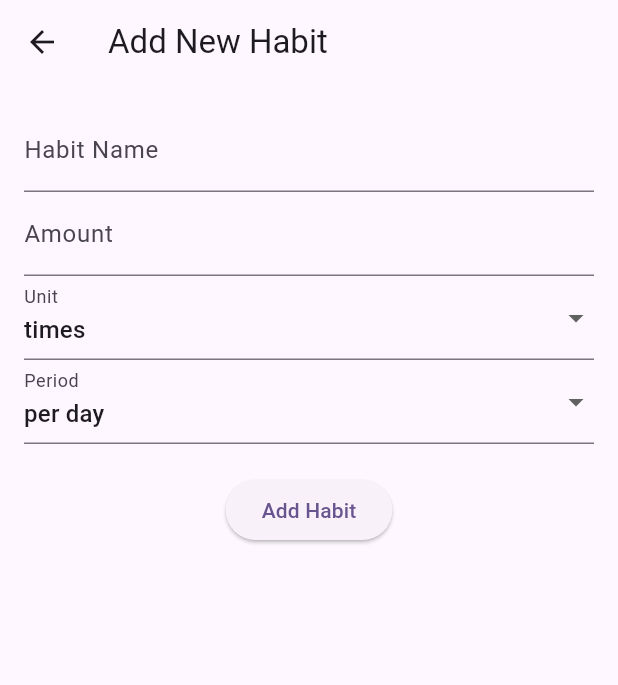
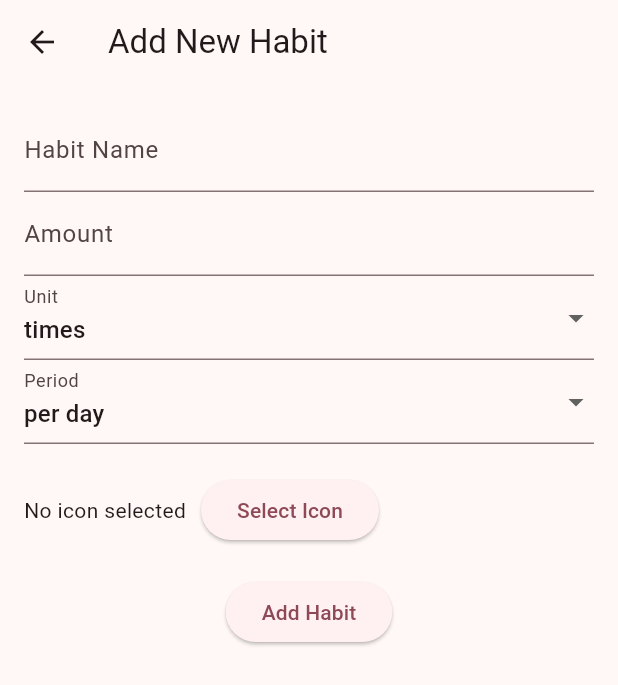
Before and after one commit to Vg34100/Flutter-HabitTracker, a Flutter app: the screen it shows after launch, after a tap on the "add" icon, on a phone screen of 412 x 824 dp. Shown: the top 685 px of the screen. Run offline on Flutter 3.47's test engine with Material 3 defaults, Android fonts, the phone set to English and light mode, and no system bars; our stand-ins replace shared_preferences; missing offline and left inert: flutter_iconpicker.

Commit message:
custom icons

```diff
--- a/lib/controllers/habit_controller.dart
+++ b/lib/controllers/habit_controller.dart
@@ -30,13 +30,15 @@ class HabitController extends ChangeNotifier {
           id: const Uuid().v4(),
           name: 'Read Book',
           recurrence: Recurrence(amount: 15, unit: 'minutes', period: 'per day'),
-				assignedIcon: 'book',
+          assignedIconFamily: Icons.book.fontFamily ?? '',
+          assignedIconCodePoint: Icons.book.codePoint,
         ),
 				Habit(
           id: const Uuid().v4(),
           name: 'Write in Journal',
           recurrence: Recurrence(amount: 1, unit: 'times', period: 'per week'),
-				assignedIcon: 'edit',
+          assignedIconFamily: Icons.edit.fontFamily ?? '',
+          assignedIconCodePoint: Icons.edit.codePoint,
         ),
 			];
 			await saveHabits();
--- a/lib/models/habit_model.dart
+++ b/lib/models/habit_model.dart
@@ -1,4 +1,6 @@
 import 'dart:convert';
+
+import 'package:flutter/material.dart';
 
 class Recurrence {
 	int amount;          // e.g., 15
@@ -31,7 +33,8 @@ class Recurrence {
 class Habit {
 	String id; // Identifier
 	String name;
-	String assignedIcon;
+  String assignedIconFamily;
+  int assignedIconCodePoint;
 
 	Recurrence recurrence;        // Structured recurrence
 	Map<String, bool> completion; // Date strings mapped to completion status
@@ -40,8 +43,9 @@ class Habit {
 		required this.id,
 		required this.name,
 		required this.recurrence,
-		required this.assignedIcon,
-		Map<String, bool>? completion,
+    required this.assignedIconFamily,
+    required this.assignedIconCodePoint,
+    Map<String, bool>? completion,
 	}) : completion = completion ?? {};
 
 	Map<String, dynamic> toMap() {
@@ -49,8 +53,9 @@ class Habit {
 		'id': id,
 		'name': name,
 		'recurrence': recurrence.toMap(),
-		'assignedIcon': assignedIcon,
-		'completion': completion,
+      'assignedIconFamily': assignedIconFamily,
+      'assignedIconCodePoint': assignedIconCodePoint,
+      'completion': completion,
 	};
 	}
 
@@ -59,8 +64,9 @@ class Habit {
 		id: map['id'],
 		name: map['name'],
 		recurrence: Recurrence.fromMap(Map<String, dynamic>.from(map['recurrence'])),
-		assignedIcon: map['assignedIcon'],
-		completion: Map<String, bool>.from(map['completion']),
+    assignedIconFamily: map['assignedIconFamily'],
+    assignedIconCodePoint: map['assignedIconCodePoint'],
+    completion: Map<String, bool>.from(map['completion']),
 	);
 	}
 
--- a/lib/themes/app_themes.dart
+++ b/lib/themes/app_themes.dart
@@ -3,7 +3,7 @@ import 'package:flutter/material.dart';
 class MyAppThemes {
 	static final lightTheme = ThemeData(
 		colorScheme: ColorScheme.fromSeed(
-			seedColor: Colors.deepPurple,
+			seedColor: const Color.fromARGB(255, 183, 58, 89),
 			brightness: Brightness.light,
 		),
 		useMaterial3: true,
@@ -12,7 +12,7 @@ class MyAppThemes {
 
 	static final darkTheme = ThemeData(
 		colorScheme: ColorScheme.fromSeed(
-			seedColor: Colors.deepPurple,
+			seedColor: const Color.fromARGB(255, 183, 58, 89),
 			brightness: Brightness.dark,
 		),
 		useMaterial3: true,
--- a/lib/views/add_habit_view.dart
+++ b/lib/views/add_habit_view.dart
@@ -1,4 +1,5 @@
 import 'package:flutter/material.dart';
+import 'package:flutter_iconpicker/flutter_iconpicker.dart';
 import 'package:habit_tracker/models/habit_model.dart';
 import 'package:uuid/uuid.dart';
 
@@ -17,6 +18,11 @@ class AddHabitViewState extends State<AddHabitView> {
 	int amount = 1;
 	String unit = 'times';
 	String period = 'per day';
+
+
+  IconData? selectedIcon;
+
+
 
 	@override
 	Widget build(BuildContext context) {
@@ -76,6 +82,23 @@ class AddHabitViewState extends State<AddHabitView> {
 								decoration: const InputDecoration(labelText: 'Period'),
 							),
 							const SizedBox(height: 20),
+                // Icon Picker
+                Row(
+                  children: [
+                    selectedIcon != null
+                        ? Icon(selectedIcon)
+                        : const Text('No icon selected'),
+                    const SizedBox(width: 10),
+                    ElevatedButton(
+                      onPressed: _pickIcon,
+                      child: const Text('Select Icon'),
+                    ),
+                  ],
+                ),
+                const SizedBox(height: 20),
+
+
+
 							ElevatedButton(
 								child: const Text('Add Habit'),
 								onPressed: () {
@@ -87,7 +110,8 @@ class AddHabitViewState extends State<AddHabitView> {
 												id: const Uuid().v4(),
 												name: name,
 												recurrence: Recurrence(amount: amount, unit: unit, period: period),
-												assignedIcon: assignedIcon,
+                        assignedIconFamily: selectedIcon!.fontFamily ?? '',
+                        assignedIconCodePoint: selectedIcon!.codePoint,
 											),
 										);
 									}
@@ -99,4 +123,15 @@ class AddHabitViewState extends State<AddHabitView> {
 			),
 		);
 	}
+
+  Future<void> _pickIcon() async {
+    IconData? icon = await showIconPicker(context,
+        iconPackModes: [IconPack.material]);
+
+    if (icon != null) {
+      setState(() {
+        selectedIcon = icon;
+      });
+    }
+  }
 }
--- a/lib/views/main_view.dart
+++ b/lib/views/main_view.dart
@@ -74,13 +74,16 @@ class _MainViewState extends State<MainView> {
 				backgroundColor: Theme.of(context).colorScheme.primaryContainer,
 				// Add the toggle button to the AppBar actions
 				actions: [
-					IconButton(
+					Padding(
+						padding: const EdgeInsets.all(12.0),
+						child: IconButton(
 						icon: Icon(themeController.themeMode == ThemeMode.dark
 								? Icons.light_mode
 								: Icons.dark_mode),
 						onPressed: () {
 							themeController.toggleTheme();
 						},
+						),
 					),
 				],
 			),
--- a/lib/widgets/habit_card.dart
+++ b/lib/widgets/habit_card.dart
@@ -17,11 +17,19 @@ class HabitCard extends StatelessWidget{
 	Widget build(BuildContext context) {
 		String recurrenceText = '${habit.recurrence.amount} ${habit.recurrence.unit} ${habit.recurrence.period}';
 
+    Icon habitIcon = Icon(
+      IconData(
+        habit.assignedIconCodePoint,
+        fontFamily: habit.assignedIconFamily,
+        fontPackage: null, // Add if necessary
+      ),
+    );
+
 		return Opacity(
 			opacity: isDone ? 0.5 : 1.0,
 			child: Card(
 				child: ListTile(
-					leading: Icon(_getIconData(habit.assignedIcon)),
+          leading: habitIcon,
 					title: Text(habit.name),
 					subtitle: Text(recurrenceText),
 					trailing: ElevatedButton(
--- a/pubspec.yaml
+++ b/pubspec.yaml
@@ -13,7 +13,7 @@ dependencies:
   uuid: ^3.0.6
   intl: ^0.18.0
   provider: ^6.0.0
-
+  flutter_iconpicker: ^3.0.4
 
 dev_dependencies:
   flutter_test:
```
Also changed, not shown: pubspec.lock. Lines whose indentation alone changed are shown as unchanged.
